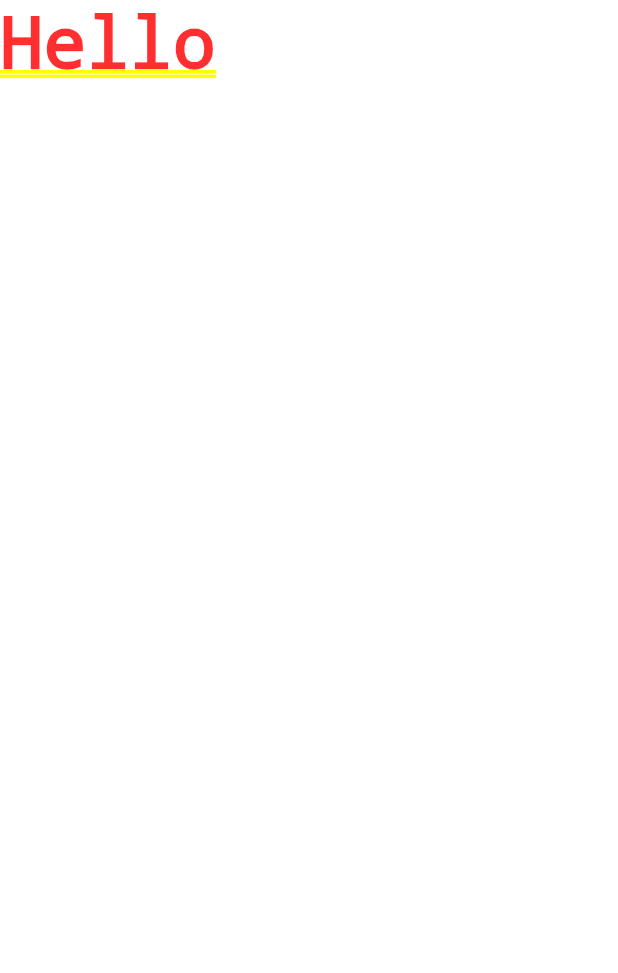
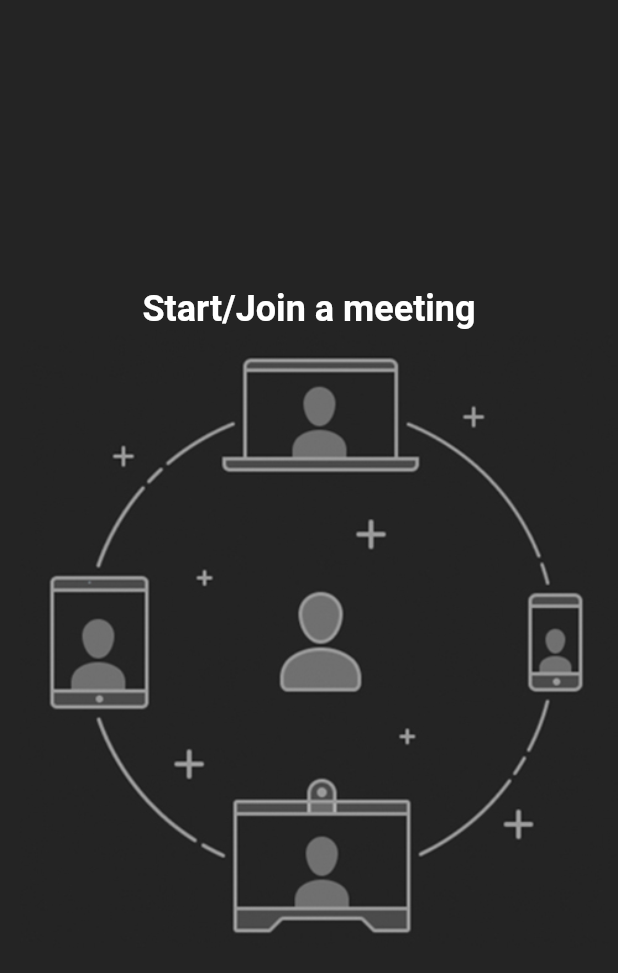
Before and after one commit to ThatSaxyDev/meeting, a Flutter app: the screen it shows after launch, on a phone screen of 412 x 824 dp. Shown: the top 973 px of the screen. Run offline on Flutter 3.47's test engine with Material 2 defaults, Android fonts, the phone set to English and light mode, and no system bars.

Commit message:
second commit

```diff
--- a/lib/main.dart
+++ b/lib/main.dart
@@ -1,4 +1,6 @@
 import 'package:flutter/material.dart';
+import 'package:meeting/screens/login_screen.dart';
+import 'package:meeting/utils/colors.dart';
 
 void main() {
   runApp(const MyApp());
@@ -11,12 +13,15 @@ class MyApp extends StatelessWidget {
   @override
   Widget build(BuildContext context) {
     return MaterialApp(
-      title: 'Flutter Demo',
-      theme: ThemeData(
-
-        primarySwatch: Colors.blue,
+      debugShowCheckedModeBanner: false,
+      title: 'Meetings',
+      theme: ThemeData.dark().copyWith(
+        scaffoldBackgroundColor: backgroundColor,
       ),
-      home: const Text('Hello')
+      routes: {
+        '/login': (context) => const LoginScreen(),
+      },
+      home: const LoginScreen(),
     );
   }
 }
--- /dev/null
+++ b/lib/screens/login_screen.dart
@@ -0,0 +1,29 @@
+import 'package:flutter/material.dart';
+
+class LoginScreen extends StatefulWidget {
+  const LoginScreen({Key? key}) : super(key: key);
+
+  @override
+  State<LoginScreen> createState() => _LoginScreenState();
+}
+
+class _LoginScreenState extends State<LoginScreen> {
+  @override
+  Widget build(BuildContext context) {
+    return Scaffold(
+      body: Column(
+        mainAxisAlignment: MainAxisAlignment.center,
+        children: [
+          const Text(
+            'Start/Join a meeting',
+            style: TextStyle(
+              fontSize: 24,
+              fontWeight: FontWeight.bold,
+            ),
+          ),
+          Image.asset('assets/images/onboarding.jpg'),
+        ],
+      ),
+    );
+  }
+}
--- a/pubspec.yaml
+++ b/pubspec.yaml
@@ -58,8 +58,8 @@ flutter:
   uses-material-design: true
 
   # To add assets to your application, add an assets section, like this:
-  # assets:
-  #   - images/a_dot_burr.jpeg
+  assets:
+    - assets/images/onboarding.jpg
   #   - images/a_dot_ham.jpeg
 
   # An image asset can refer to one or more resolution-specific "variants", see
```
Also changed, not shown: assets/images/onboarding.jpg (added).
